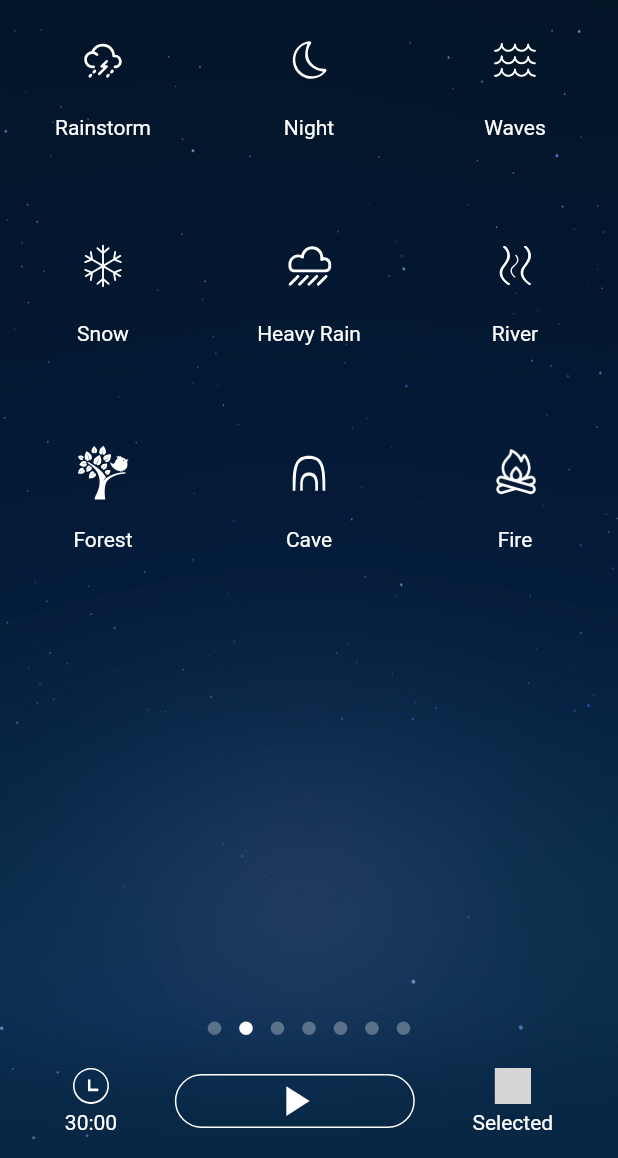
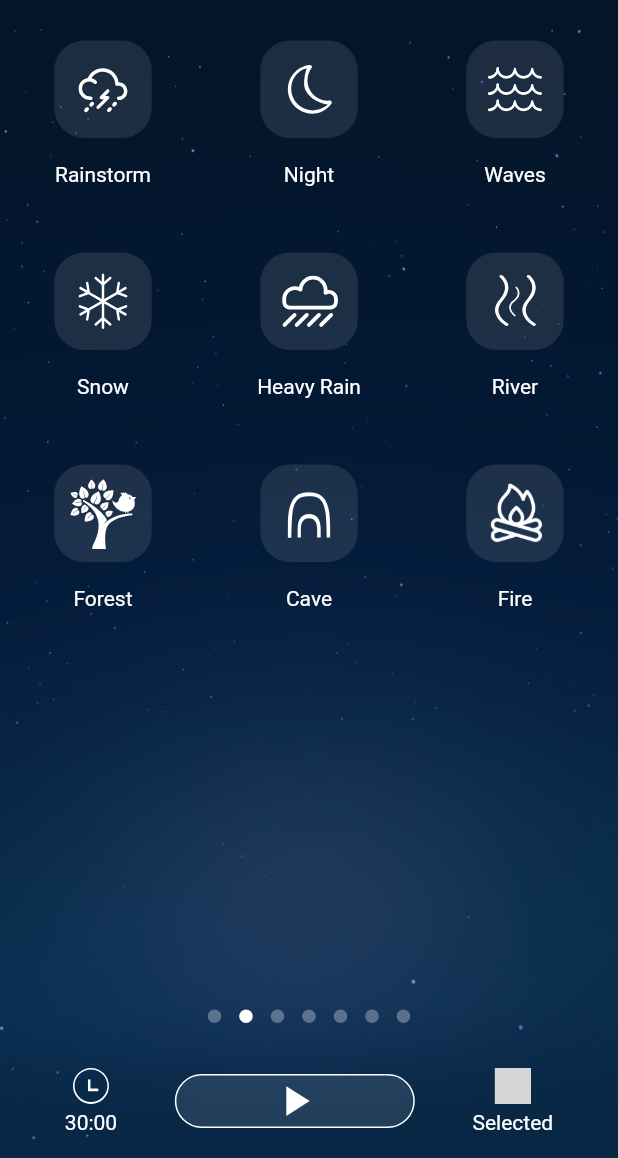
Before and after one commit to ntkien26/rain-sounds, a Flutter app: the SoundsScreen screen opened directly, swiped to page 2, on a phone screen of 412 x 824 dp, the part 78-1236 px from its top. Run offline on Flutter 3.47's test engine with Material 2 defaults, Android fonts, the phone set to English and light mode, and no system bars; drawn by our look-alikes of dots_indicator; our stand-ins replace audioplayers, awesome_notifications, badges, dio, equatable, firebase_messaging and 7 more; accounts and stored records are empty; generated files the repository leaves out were written again; network calls fail; statements that could not run were skipped; grey boxes are pictures that could not be loaded.

Commit message:
Update playing mix

```diff
--- a/assets/sounds.json
+++ b/assets/sounds.json
@@ -204,7 +204,7 @@
     "id": 200,
     "name": "Wind Chime",
     "fileName": "chuong_gio",
-    "icon": "ic_wind_chimes.svg",
+    "icon": "ic_wind_chimes.png",
     "volume": 80
   },
   {
--- a/lib/common/injector/bloc_di.dart
+++ b/lib/common/injector/bloc_di.dart
@@ -2,6 +2,7 @@ import 'package:get_it/get_it.dart';
 import 'package:rain_sounds/presentation/app/app_bloc.dart';
 import 'package:rain_sounds/presentation/screens/main/main_bloc.dart';
 import 'package:rain_sounds/presentation/screens/music/music_bloc.dart';
+import 'package:rain_sounds/presentation/screens/playing/mix/now_mix_playing_bloc.dart';
 import 'package:rain_sounds/presentation/screens/sleep/sleep_bloc.dart';
 import 'package:rain_sounds/presentation/screens/sounds/sounds_bloc.dart';
 import 'package:rain_sounds/presentation/screens/splash/splash_bloc.dart';
@@ -16,5 +17,6 @@ class BlocDI {
     injector.registerFactory<MusicBloc>(() => MusicBloc(musicService: injector()));
     injector.registerFactory<SleepBloc>(() => SleepBloc(injector()));
     injector.registerFactory<SoundsBloc>(() => SoundsBloc(injector()));
+    injector.registerFactory<NowMixPlayingBloc>(() => NowMixPlayingBloc(injector()));
   }
 }
--- a/lib/presentation/screens/sounds/sound_group_page.dart
+++ b/lib/presentation/screens/sounds/sound_group_page.dart
@@ -18,6 +18,7 @@ class SoundGroupPage extends StatelessWidget {
   Widget build(BuildContext context) {
     return GridView.count(
         crossAxisCount: 3,
+        mainAxisSpacing: 4,
         children: sounds
             .map((e) => SoundItem(
                   sound: e,
@@ -67,21 +68,36 @@ class _SoundItemState extends State<SoundItem> {
       onTap: _onButtonClick,
       child: Column(
         children: [
-          SizedBox(
-            height: 50,
-            width: 50,
+          const SizedBox(
+            height: 8,
+          ),
+          Container(
+            height: 65,
+            width: 65,
+            margin: const EdgeInsets.all(4),
+            decoration: BoxDecoration(
+                color: active ? Colors.blueAccent : Colors.white10,
+                borderRadius: const BorderRadius.all(Radius.circular(20))),
+            child: SizedBox(
               child: extension == 'svg'
                   ? SvgPicture.asset(
                       '${Assets.baseIconPath}/${widget.sound.icon}')
-                : Image.asset(
-                    '${Assets.baseIconPath}/${widget.sound.icon}'),
+                  : Image.asset('${Assets.baseIconPath}/${widget.sound.icon}'),
             ),
-          const SizedBox(height: 12,),
-          Text(
+          ),
+          const SizedBox(
+            height: 12,
+          ),
+          Expanded(
+            child: Text(
               widget.sound.name ?? '',
               textAlign: TextAlign.center,
               maxLines: 1,
               style: const TextStyle(color: Colors.white),
+            ),
+          ),
+          const SizedBox(
+            height: 12,
           ),
           active ? buildVolumeSlider() : const SizedBox()
         ],
@@ -89,7 +105,7 @@ class _SoundItemState extends State<SoundItem> {
     );
   }
 
-  Slider buildVolumeSlider() {
+  Widget buildVolumeSlider() {
     _onVolumeChanged(double volume) {
       setState(() {
         this.volume = volume;
@@ -98,7 +114,8 @@ class _SoundItemState extends State<SoundItem> {
           soundId: widget.sound.id, active: active, volume: volume));
     }
 
-    return Slider(
+    return Expanded(
+      child: Slider(
         value: volume,
         min: Constants.minSliderValue,
         max: Constants.maxSliderValue,
@@ -107,6 +124,7 @@ class _SoundItemState extends State<SoundItem> {
                 _onVolumeChanged(newValue.round().toDouble());
               }
             : null,
+      ),
     );
   }
 }
--- a/lib/presentation/screens/sounds/sounds_event.dart
+++ b/lib/presentation/screens/sounds/sounds_event.dart
@@ -15,3 +15,10 @@ class UpdateSound extends SoundsEvent {
   @override
   List<Object> get props => [soundId, active];
 }
+
+class ToggleSoundsEvent extends SoundsEvent {
+
+  @override
+  List<Object?> get props => [];
+
+}
--- a/lib/presentation/screens/sounds/sounds_screen.dart
+++ b/lib/presentation/screens/sounds/sounds_screen.dart
@@ -8,6 +8,7 @@ import 'package:rain_sounds/data/local/model/sound.dart';
 import 'package:rain_sounds/presentation/base/base_stateful_widget.dart';
 import 'package:rain_sounds/presentation/screens/sounds/sound_group_page.dart';
 import 'package:rain_sounds/presentation/screens/sounds/sounds_bloc.dart';
+import 'package:rain_sounds/presentation/screens/sounds/sounds_event.dart';
 import 'package:rain_sounds/presentation/screens/sounds/sounds_state.dart';
 import 'package:rain_sounds/presentation/utils/assets.dart';
 
@@ -38,7 +39,7 @@ class _SoundsScreenState extends State<SoundsScreen> {
               bloc: _bloc,
               builder: (BuildContext context, SoundsState state) {
                 print(
-                    'State changed: ${state.status} - ${state.sounds?.length} - ${state.totalSelected}');
+                    'State changed: ${state.status}} - isPlaying ${state.isPlaying}');
                 int totalPage = (state.sounds!.length / 9).round();
                 if ((state.sounds!.length / 9).round() <
                     state.sounds!.length / 9) {
@@ -104,7 +105,7 @@ class _SoundsScreenState extends State<SoundsScreen> {
                       ),
                     ),
                     const SizedBox(
-                      height: 16,
+                      height: 24,
                     ),
                     Padding(
                       padding: const EdgeInsets.symmetric(horizontal: 24),
@@ -114,7 +115,10 @@ class _SoundsScreenState extends State<SoundsScreen> {
                           mainAxisAlignment: MainAxisAlignment.spaceAround,
                           children: [
                             buildSetTimeButton(),
-                            buildPlayButton(state.isPlaying ?? false),
+                            PlayingButton(isPlaying: state.isPlaying ?? false,
+                              onTap: () {
+                              _bloc.add(ToggleSoundsEvent());
+                            },),
                             buildSelectedButton(state.totalSelected ?? 0)
                           ],
                         ),
@@ -128,21 +132,6 @@ class _SoundsScreenState extends State<SoundsScreen> {
               }),
         ),
       ),
-    );
-  }
-
-  Container buildPlayButton(bool isPlaying) {
-    return Container(
-      width: 160,
-      height: 36,
-      decoration: BoxDecoration(
-          border: Border.all(
-            color: Colors.white,
-          ),
-          borderRadius: const BorderRadius.all(Radius.circular(20))),
-      child: isPlaying
-          ? SvgPicture.asset(IconPaths.ic_pause)
-          : SvgPicture.asset(IconPaths.ic_play),
     );
   }
 
@@ -198,3 +187,34 @@ class _SoundsScreenState extends State<SoundsScreen> {
     );
   }
 }
+
+class PlayingButton extends StatelessWidget {
+  const PlayingButton({
+    Key? key,
+    required this.isPlaying,
+    required this.onTap,
+  }) : super(key: key);
+
+  final bool isPlaying;
+  final VoidCallback onTap;
+
+  @override
+  Widget build(BuildContext context) {
+    return InkWell(
+      onTap: onTap,
+      child: Container(
+        width: 160,
+        height: 36,
+        decoration: BoxDecoration(
+          color: Colors.white10,
+            border: Border.all(
+              color: Colors.white,
+            ),
+            borderRadius: const BorderRadius.all(Radius.circular(20))),
+        child: isPlaying
+            ? SvgPicture.asset(IconPaths.ic_pause)
+            : SvgPicture.asset(IconPaths.ic_play),
+      ),
+    );
+  }
+}
--- a/lib/presentation/screens/sounds/sounds_state.dart
+++ b/lib/presentation/screens/sounds/sounds_state.dart
@@ -9,12 +9,12 @@ class SoundsState {
       {this.status = SoundsStatus.empty,
       this.sounds,
       this.totalSelected,
-      bool? isPlaying});
+      this.isPlaying});
 
   final SoundsStatus status;
   final List<Sound>? sounds;
   final int? totalSelected;
-  final bool? isPlaying = false;
+  final bool? isPlaying;
 
   SoundsState copyWith(
       {SoundsStatus? status,
--- a/pubspec.yaml
+++ b/pubspec.yaml
@@ -52,6 +52,7 @@ dependencies:
   firebase_messaging: ^11.4.2
   awesome_notifications: ^0.6.21
   scrollable_positioned_list: ^0.3.2
+  simple_ripple_animation: ^0.0.3
 dev_dependencies:
   flutter_test:
     sdk: flutter
```
Also changed, not shown: lib/data/local/service/sound_service.dart (+32 -16 lines), lib/domain/manager/audio_manager.dart (+10 -1 lines), lib/presentation/base/navigation_service.dart (+10 -0 lines), lib/presentation/screens/playing/mix/now_mix_playing_bloc.dart (added, +30 -0 lines), lib/presentation/screens/playing/mix/now_mix_playing_event.dart (added, +12 -0 lines), lib/presentation/screens/playing/mix/now_mix_playing_screen.dart (added, +81 -0 lines), lib/presentation/screens/playing/mix/now_mix_playing_state.dart (added, +22 -0 lines), lib/presentation/screens/sleep/category_mix_page.dart (+15 -3 lines), lib/presentation/screens/sleep/sleep_screen.dart (+4 -7 lines), lib/presentation/screens/sounds/sounds_bloc.dart (+10 -8 lines), assets/icons/ic_wind_chimes.png (renamed from assets/images/ic_wind_chimes.png), pubspec.lock. Lines whose indentation alone changed are shown as unchanged.
